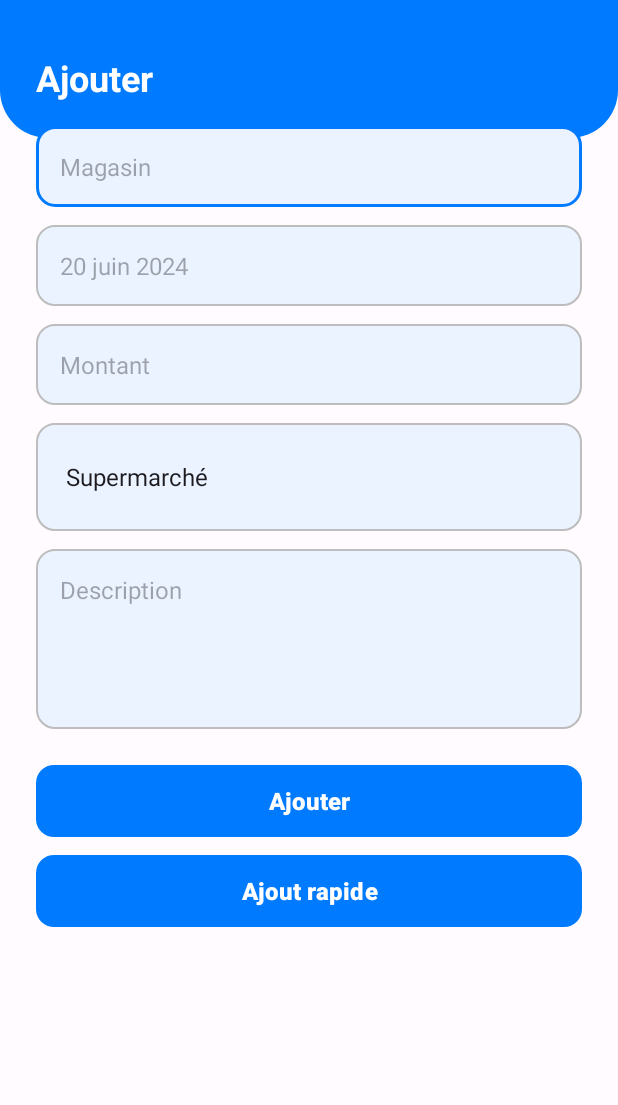
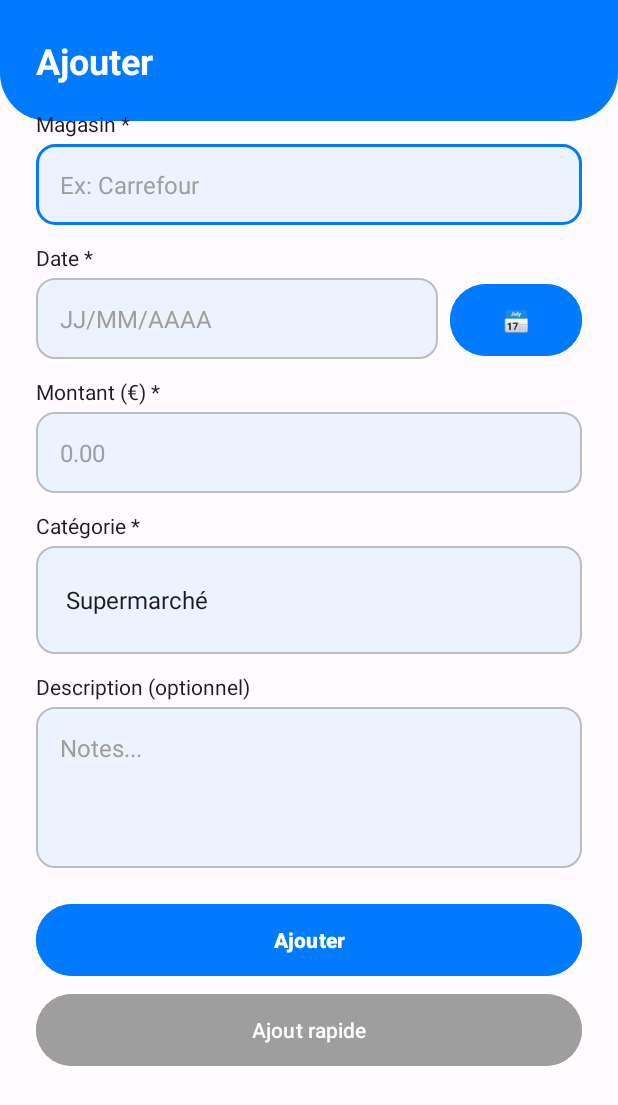
Before and after one commit to Nourdine84/eTix, an Android app: the fragment AddTicketFragment shown on its own in the app's theme, on a phone screen of 412 x 824 dp. Shown: the top 1105 px of the screen. Run offline under Robolectric (Android 15) with nearby library versions, the phone set to English and light mode, and no system bars.

Commit message:
fix: refonte de l'app

```diff
--- a/app/src/main/java/com/etix/fragments/AddTicketFragment.kt
+++ b/app/src/main/java/com/etix/fragments/AddTicketFragment.kt
@@ -25,7 +25,6 @@ class AddTicketFragment : Fragment() {
     private lateinit var descriptionInput: EditText
     private lateinit var buttonSave: Button
     private lateinit var buttonQuickAdd: Button
-    private lateinit var btnPickDate: Button
 
     private var selectedMillis: Long? = null
     private val df = SimpleDateFormat("dd/MM/yyyy", Locale.getDefault())
@@ -37,19 +36,25 @@ class AddTicketFragment : Fragment() {
 
         storeInput = v.findViewById(R.id.editTextStore)
         dateInput = v.findViewById(R.id.editTextDate)
-        amountInput = v.findViewById(R.id.editTextAmount)
+        amountInput = v.findViewById(R.id.editAmount)  // CHANGÉ : editTextAmount → editAmount
         categorySpinner = v.findViewById(R.id.spinnerCategory)
-        descriptionInput = v.findViewById(R.id.editTextDescription)
+        descriptionInput = v.findViewById(R.id.editDescription)  // CHANGÉ : editTextDescription → editDescription
         buttonSave = v.findViewById(R.id.buttonSave)
         buttonQuickAdd = v.findViewById(R.id.buttonQuickAdd)
-        btnPickDate = v.findViewById(R.id.btnPickDate)
 
         val categories = arrayOf("Supermarché", "Restaurant", "Transport", "Santé", "Autre")
         categorySpinner.adapter = ArrayAdapter(
             requireContext(), android.R.layout.simple_spinner_dropdown_item, categories
         )
 
-        btnPickDate.setOnClickListener { openDatePicker() }
+        // Utilise l'EditText dateInput directement au lieu de btnPickDate
+        dateInput.setOnClickListener { openDatePicker() }
+        dateInput.setOnFocusChangeListener { _, hasFocus ->
+            if (hasFocus) {
+                openDatePicker()
+                dateInput.clearFocus()
+            }
+        }
 
         buttonSave.setOnClickListener {
             val store = storeInput.text.toString().trim()
--- a/app/src/main/res/layout/fragment_add_ticket.xml
+++ b/app/src/main/res/layout/fragment_add_ticket.xml
@@ -16,7 +16,7 @@
         <!-- En-tête bleu -->
         <LinearLayout
             android:layout_width="match_parent"
-            android:layout_height="92dp"
+            android:layout_height="wrap_content"
             android:background="@drawable/bg_header_rounded"
             android:gravity="bottom"
             android:padding="24dp">
@@ -40,45 +40,92 @@
             android:padding="24dp">
 
             <!-- Magasin -->
+            <TextView
+                android:layout_width="wrap_content"
+                android:layout_height="wrap_content"
+                android:text="Magasin *"
+                android:textColor="@color/md_onBackground"
+                android:layout_marginBottom="4dp" />
+
             <EditText
                 android:id="@+id/editTextStore"
                 android:layout_width="match_parent"
                 android:layout_height="wrap_content"
                 android:layout_marginBottom="12dp"
                 android:background="@drawable/bg_input"
-                android:hint="Magasin"
+                android:hint="Ex: Carrefour"
                 android:padding="16dp"
-                android:textColor="@color/md_onPrimaryContainer"
+                android:textColor="@color/md_onBackground"
+                android:textColorHint="@color/gray_500"
                 android:textSize="16sp" />
 
             <!-- Date -->
+            <TextView
+                android:layout_width="wrap_content"
+                android:layout_height="wrap_content"
+                android:text="Date *"
+                android:textColor="@color/md_onBackground"
+                android:layout_marginBottom="4dp" />
+
+            <LinearLayout
+                android:layout_width="match_parent"
+                android:layout_height="wrap_content"
+                android:orientation="horizontal"
+                android:layout_marginBottom="12dp">
+
                 <EditText
                     android:id="@+id/editTextDate"
-                android:layout_width="match_parent"
+                    android:layout_width="0dp"
                     android:layout_height="wrap_content"
-                android:layout_marginBottom="12dp"
+                    android:layout_weight="1"
                     android:background="@drawable/bg_input"
                     android:clickable="true"
                     android:focusable="false"
-                android:hint="20 juin 2024"
+                    android:hint="JJ/MM/AAAA"
                     android:padding="16dp"
-                android:textColor="@color/md_onPrimaryContainer"
+                    android:textColor="@color/md_onBackground"
+                    android:textColorHint="@color/gray_500"
                     android:textSize="16sp" />
 
+                <Button
+                    android:id="@+id/btnPickDate"
+                    android:layout_width="wrap_content"
+                    android:layout_height="wrap_content"
+                    android:text="📅"
+                    android:layout_marginStart="8dp"
+                    android:backgroundTint="@color/etix_blue"
+                    android:paddingHorizontal="12dp" />
+            </LinearLayout>
+
             <!-- Montant -->
+            <TextView
+                android:layout_width="wrap_content"
+                android:layout_height="wrap_content"
+                android:text="Montant (€) *"
+                android:textColor="@color/md_onBackground"
+                android:layout_marginBottom="4dp" />
+
             <EditText
                 android:id="@+id/editAmount"
                 android:layout_width="match_parent"
                 android:layout_height="wrap_content"
                 android:layout_marginBottom="12dp"
                 android:background="@drawable/bg_input"
-                android:hint="Montant"
+                android:hint="0.00"
                 android:inputType="numberDecimal"
                 android:padding="16dp"
-                android:textColor="@color/md_onPrimaryContainer"
+                android:textColor="@color/md_onBackground"
+                android:textColorHint="@color/gray_500"
                 android:textSize="16sp" />
 
             <!-- Catégorie -->
+            <TextView
+                android:layout_width="wrap_content"
+                android:layout_height="wrap_content"
+                android:text="Catégorie *"
+                android:textColor="@color/md_onBackground"
+                android:layout_marginBottom="4dp" />
+
             <Spinner
                 android:id="@+id/spinnerCategory"
                 android:layout_width="match_parent"
@@ -88,35 +135,48 @@
                 android:padding="12dp" />
 
             <!-- Description -->
+            <TextView
+                android:layout_width="wrap_content"
+                android:layout_height="wrap_content"
+                android:text="Description (optionnel)"
+                android:textColor="@color/md_onBackground"
+                android:layout_marginBottom="4dp" />
+
             <EditText
                 android:id="@+id/editDescription"
                 android:layout_width="match_parent"
-                android:layout_height="120dp"
+                android:layout_height="107dp"
                 android:layout_marginBottom="24dp"
                 android:background="@drawable/bg_input"
                 android:gravity="top"
-                android:hint="Description"
+                android:hint="Notes..."
                 android:inputType="textMultiLine"
                 android:padding="16dp"
-                android:textColor="@color/md_onPrimaryContainer"
+                android:textColor="@color/md_onBackground"
+                android:textColorHint="@color/gray_500"
                 android:textSize="16sp" />
 
             <!-- Bouton "Ajouter" -->
             <Button
                 android:id="@+id/buttonSave"
-                style="@style/Shape"
                 android:layout_width="match_parent"
                 android:layout_height="wrap_content"
-                android:text="Ajouter" />
+                android:text="Ajouter"
+                android:textAllCaps="false"
+                android:textStyle="bold"
+                android:backgroundTint="@color/etix_blue"
+                android:textColor="@color/white"
+                android:layout_marginBottom="12dp" />
 
             <!-- Bouton "Ajout rapide" -->
             <Button
                 android:id="@+id/buttonQuickAdd"
-                style="@style/Shape"
                 android:layout_width="match_parent"
                 android:layout_height="wrap_content"
-                android:layout_marginTop="12dp"
-                android:text="Ajout rapide" />
+                android:text="Ajout rapide"
+                android:textAllCaps="false"
+                android:backgroundTint="@color/gray_500"
+                android:textColor="@color/white" />
 
         </LinearLayout>
     </LinearLayout>
--- a/app/src/main/res/values/colors.xml
+++ b/app/src/main/res/values/colors.xml
@@ -20,18 +20,18 @@
     <color name="gray_800">#424242</color>
     <color name="gray_200">#EEEEEE</color>
     <color name="gray_400">#B0B0B0</color>
-    <!-- Gris moyen -->
+    <color name="text_secondary">#B0B0B0</color> <!-- ✅ Ajouté -->
 
     <!-- Autres -->
     <color name="white">#FFFFFF</color>
     <color name="black">#000000</color>
     <color name="red_error">#F44336</color>
     <color name="green_success">#4CAF50</color>
+
     <!-- Couleurs principales eTix -->
     <color name="etix_blue">#007BFF</color>
     <color name="etix_blue_dark">#0056b3</color>
     <color name="etix_blue_light">#66B2FF</color>
-    <!-- Autres couleurs si besoin -->
 
     <!-- Couleur de fond général -->
     <color name="background_light">#FAFAFA</color>
@@ -50,10 +50,10 @@
     <color name="md_surfaceVariant">#E7E0EC</color>
     <color name="md_onSurfaceVariant">#49454F</color>
     <color name="md_outline">#79747E</color>
+
     <!-- Brand -->
     <color name="md_primary">#007BFF</color>
     <color name="md_onPrimary">#FFFFFF</color>
-
     <color name="md_primaryContainer">#EAF3FF</color>
     <color name="md_onPrimaryContainer">#333333</color>
 
```
Also changed, not shown: app/src/main/java/com/etix/SplashActivity.kt (+7 -9 lines), app/src/main/java/com/etix/data/FakeTicketDao.kt (+32 -2 lines), app/src/main/java/com/etix/fragments/CategoryFragment.kt (+8 -2 lines), app/src/main/java/com/etix/fragments/SettingsFragment.kt (+14 -8 lines), app/src/main/java/com/etix/ui/splash/SplashActivity.kt (deleted, +0 -19 lines), app/src/main/res/layout/activity_login.xml (+3 -4 lines), app/src/main/res/layout/fragment_category.xml (+5 -15 lines), app/src/main/res/layout/fragment_settings.xml (+29 -24 lines). Lines whose indentation alone changed are shown as unchanged.
